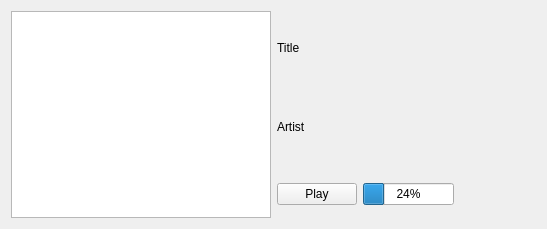
andrei-andrianov/vkdesktopmusicplayer, file customlistwidgetitemview.ui: the form before one commit.
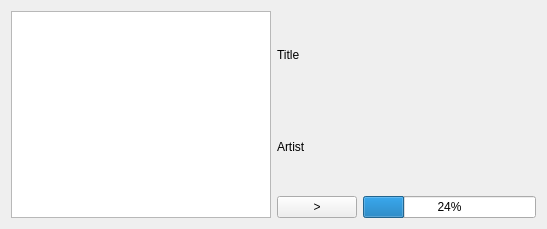
The form after the commit.

```diff
--- a/customlistwidgetitemview.ui
+++ b/customlistwidgetitemview.ui
@@ -42,7 +42,7 @@
        <item>
         <widget class="QPushButton" name="playButton">
          <property name="text">
-          <string>Play</string>
+          <string>&gt;</string>
          </property>
         </widget>
        </item>
@@ -53,19 +53,6 @@
          </property>
         </widget>
        </item>
-       <item>
-        <spacer name="horizontalSpacer">
-         <property name="orientation">
-          <enum>Qt::Horizontal</enum>
-         </property>
-         <property name="sizeHint" stdset="0">
-          <size>
-           <width>29</width>
-           <height>48</height>
-          </size>
-         </property>
-        </spacer>
-       </item>
       </layout>
      </item>
     </layout>
```
